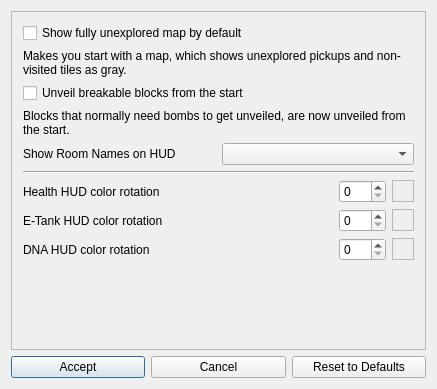
randovania/randovania, file randovania/gui/ui_files/am2r_cosmetic_patches_dialog.ui: the form before one commit.
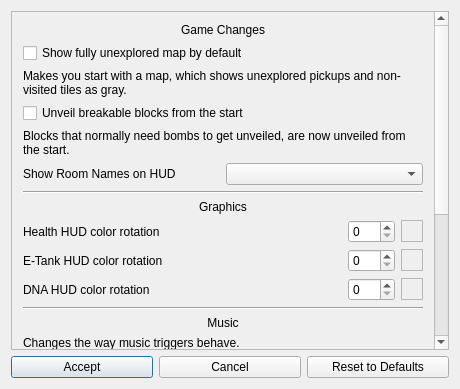
The form after the commit.

Commit message: AM2R: Add music shuffler

Diff of the .ui file:
```diff
--- a/randovania/gui/ui_files/am2r_cosmetic_patches_dialog.ui
+++ b/randovania/gui/ui_files/am2r_cosmetic_patches_dialog.ui
@@ -6,7 +6,7 @@
    <rect>
     <x>0</x>
     <y>0</y>
-    <width>437</width>
+    <width>460</width>
     <height>389</height>
    </rect>
   </property>
@@ -50,6 +50,16 @@
        </rect>
       </property>
       <layout class="QVBoxLayout" name="verticalLayout">
+       <item>
+        <widget class="QLabel" name="label">
+         <property name="text">
+          <string>Game Changes</string>
+         </property>
+         <property name="alignment">
+          <set>Qt::AlignCenter</set>
+         </property>
+        </widget>
+       </item>
        <item>
         <widget class="QCheckBox" name="show_unexplored_map_check">
          <property name="text">
@@ -105,6 +115,16 @@
          </property>
         </widget>
        </item>
+       <item>
+        <widget class="QLabel" name="label_3">
+         <property name="text">
+          <string>Graphics</string>
+         </property>
+         <property name="alignment">
+          <set>Qt::AlignCenter</set>
+         </property>
+        </widget>
+       </item>
        <item>
         <layout class="QHBoxLayout" name="health_rotation_layout">
          <item>
@@ -243,6 +263,60 @@
          </item>
         </layout>
        </item>
+       <item>
+        <widget class="Line" name="line_2">
+         <property name="orientation">
+          <enum>Qt::Horizontal</enum>
+         </property>
+        </widget>
+       </item>
+       <item>
+        <widget class="QLabel" name="label_2">
+         <property name="text">
+          <string>Music</string>
+         </property>
+         <property name="alignment">
+          <set>Qt::AlignCenter</set>
+         </property>
+        </widget>
+       </item>
+       <item>
+        <widget class="QLabel" name="label_4">
+         <property name="text">
+          <string>Changes the way music triggers behave.
+&quot;Vanilla&quot; does not shuffle songs.
+&quot;Per Type&quot; will only shuffle songs within certain types, those being &quot;combat&quot;, &quot;exploration&quot; and &quot;fanfares&quot;. This ensures that you won't be hearing boss music while trying to explore an area. The Credits song and 100%-Cutscene song are exempt from shuffling.
+&quot;Full Random&quot; will shuffle all songs.</string>
+         </property>
+         <property name="wordWrap">
+          <bool>true</bool>
+         </property>
+        </widget>
+       </item>
+       <item>
+        <widget class="QRadioButton" name="vanilla_music_option">
+         <property name="text">
+          <string>Vanilla</string>
+         </property>
+         <property name="checked">
+          <bool>true</bool>
+         </property>
+        </widget>
+       </item>
+       <item>
+        <widget class="QRadioButton" name="type_music_option">
+         <property name="text">
+          <string>Per Type</string>
+         </property>
+        </widget>
+       </item>
+       <item>
+        <widget class="QRadioButton" name="full_music_option">
+         <property name="text">
+          <string>Full Random</string>
+         </property>
+        </widget>
+       </item>
        <item>
         <spacer name="verticalSpacer">
          <property name="orientation">
```
The commit also changes 3 other files.
